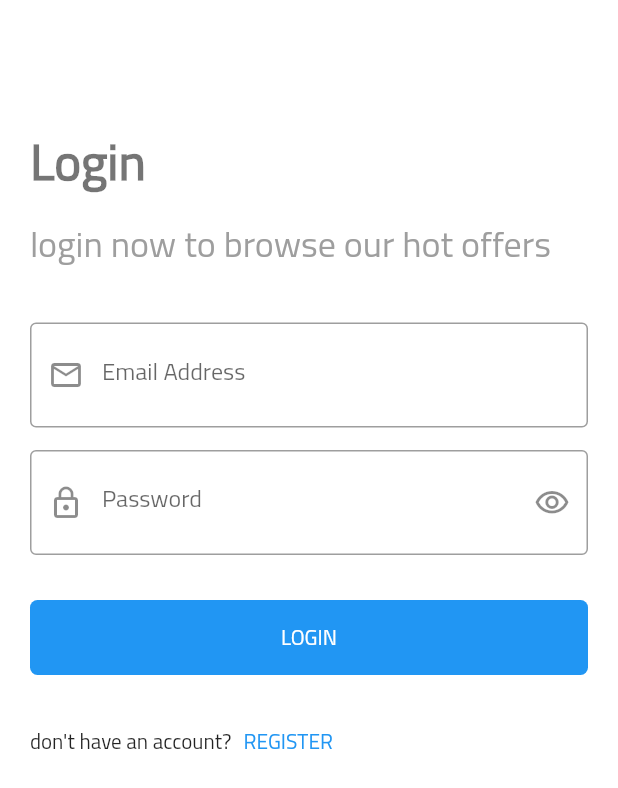
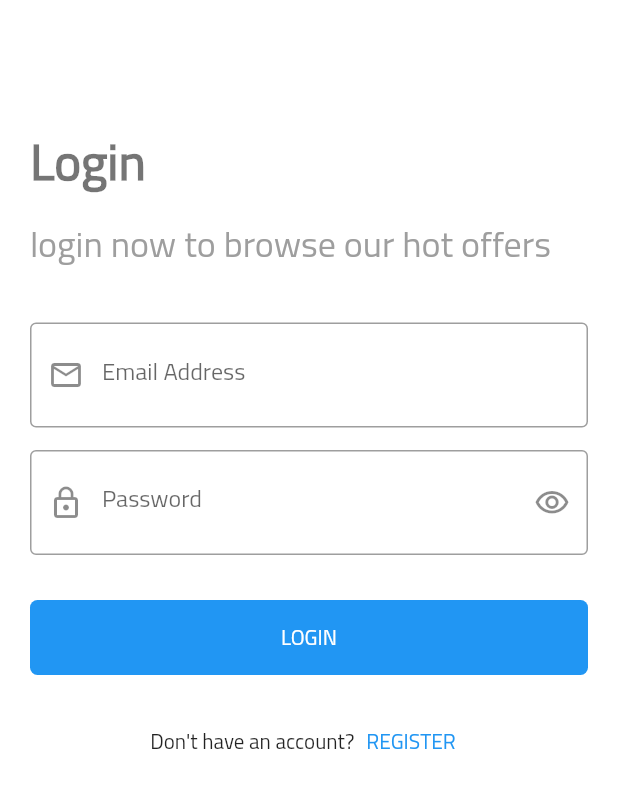
Before and after one commit to EslamShaban74/Shop_App2, a Flutter app: the screen it shows after launch, on a phone screen of 412 x 824 dp. Shown: the top 788 px of the screen. Run offline on Flutter 3.47's test engine with Material 2 defaults, Android fonts, the phone set to English and light mode, and no system bars; our stand-ins replace hexcolor, smooth_page_indicator.

Commit message:
shop app

```diff
--- a/lib/modules/login/login_screen.dart
+++ b/lib/modules/login/login_screen.dart
@@ -57,8 +57,9 @@ class LoginScreen extends StatelessWidget {
             defaultButton(function: () {}, text: 'Login'),
             SizedBox(height: 20.0),
             Row(
+              mainAxisAlignment: MainAxisAlignment.center,
               children: [
-                Text('don\'t have an account?'),
+                Text('Don\'t have an account?'),
                 defaultTextButton(function: (){
                   navigateTo(context, RegisterScreen());
                 }, text: 'register')
--- a/lib/modules/register/register_screen.dart
+++ b/lib/modules/register/register_screen.dart
@@ -3,6 +3,6 @@ import 'package:flutter/material.dart';
 class RegisterScreen extends StatelessWidget {
   @override
   Widget build(BuildContext context) {
-    return Container();
+    return Scaffold();
   }
 }
```
